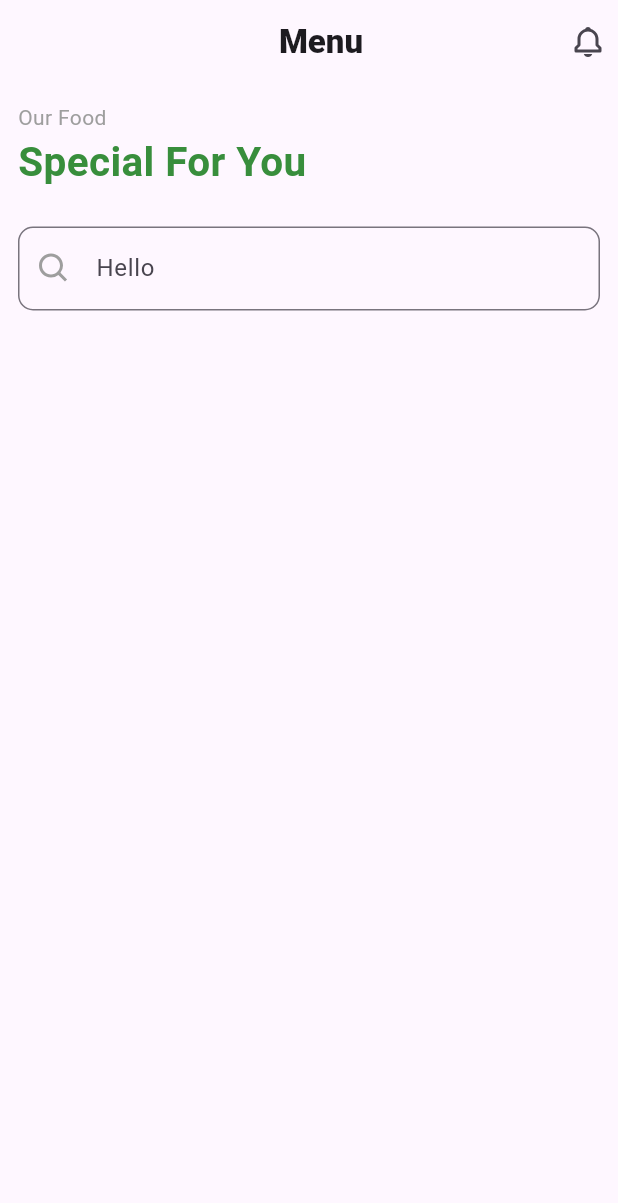
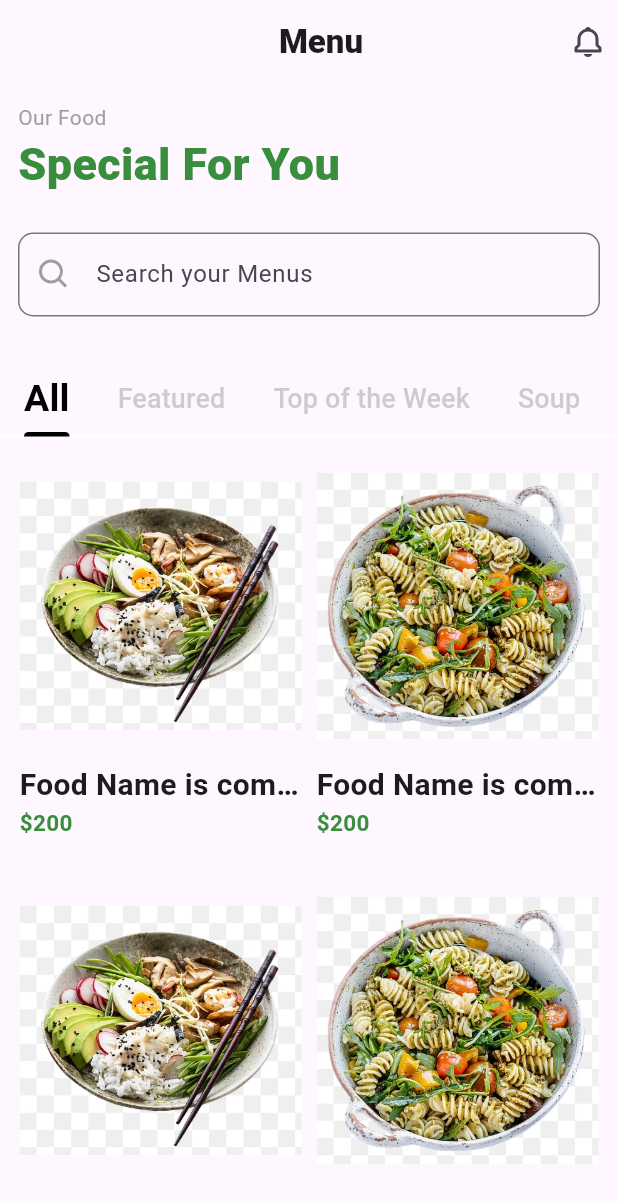
Before and after one commit to projecthanif/kupa_app_flutter, a Flutter app: the MenuPage screen opened directly, on a phone screen of 412 x 824 dp. Shown: the top 1203 px of the screen. Run offline on Flutter 3.47's test engine with Material 3 defaults, Android fonts, the phone set to English and light mode, and no system bars; our stand-ins replace flutter_boxicons, flutter_otp_text_field; statements that could not run were skipped.

Commit message:
made some progress

```diff
--- a/lib/components/AppBoldTxt.dart
+++ b/lib/components/AppBoldTxt.dart
@@ -3,19 +3,25 @@
 import 'package:flutter/material.dart';
 
 class AppBoldTxt extends StatelessWidget {
-  AppBoldTxt({super.key, required this.txt, this.isAlign, this.txtSize = 35});
+  AppBoldTxt(
+      {super.key,
+      required this.txt,
+      this.isAlign,
+      this.txtSize = 35,
+      this.color});
   final String txt;
   final bool? isAlign;
-  double? txtSize;
+  final double? txtSize;
+  final Color? color;
 
   @override
   Widget build(BuildContext context) {
     return Text(
       txt,
       style: TextStyle(
-        fontSize: txtSize,
-        fontWeight: FontWeight.w800,
-      ),
+          fontSize: txtSize,
+          fontWeight: FontWeight.w800,
+          color: (color != null) ? color : null),
       textAlign: isAlign != null ? TextAlign.center : null,
     );
   }
--- /dev/null
+++ b/lib/components/card.dart
@@ -0,0 +1,63 @@
+import 'package:flutter/material.dart';
+
+class AppCard extends StatelessWidget {
+  AppCard({required this.cardInfo});
+
+  final List<Map> cardInfo;
+  // final int length;
+  // final String imageLink;
+  // final String foodName;
+  // final String price;
+
+  @override
+  Widget build(BuildContext context) {
+    return Padding(
+      padding: const EdgeInsets.all(8.0),
+      child: GridView.builder(
+        itemCount: cardInfo.length,
+        gridDelegate: const SliverGridDelegateWithFixedCrossAxisCount(
+          crossAxisCount: 2,
+          childAspectRatio: 0.7,
+        ),
+        itemBuilder: (context, index) {
+          return Container(
+            margin: const EdgeInsets.all(5),
+            // color: Colors.red,
+            child: Column(
+              crossAxisAlignment: CrossAxisAlignment.start,
+              children: [
+                ClipRRect(
+                  borderRadius: BorderRadius.circular(10),
+                  child: Image.asset(
+                    'images/${cardInfo[index]['imageLink']}',
+                    height: 200,
+                  ),
+                ),
+                Container(
+                  width: 200,
+                  padding: const EdgeInsets.only(top: 5),
+                  child: Text(
+                    cardInfo[index]['foodName'],
+                    style: const TextStyle(
+                      fontSize: 20,
+                      fontWeight: FontWeight.bold,
+                    ),
+                    overflow: TextOverflow.ellipsis,
+                  ),
+                ),
+                Text(
+                  "\$${cardInfo[index]['price']}",
+                  style: TextStyle(
+                    color: Colors.green[700],
+                    fontSize: 15,
+                    fontWeight: FontWeight.bold,
+                  ),
+                ),
+              ],
+            ),
+          );
+        },
+      ),
+    );
+  }
+}
--- /dev/null
+++ b/lib/model/all_food_category.dart
@@ -0,0 +1,22 @@
+final List listTabView = [
+  {
+    'imageLink': 'pic2.png',
+    'foodName': 'Food Name is coming soon',
+    'price': '200',
+  },
+  {
+    'imageLink': 'pic3.png',
+    'foodName': 'Food Name is coming soon',
+    'price': '200',
+  },
+  {
+    'imageLink': 'pic2.png',
+    'foodName': 'Food Name is coming soon',
+    'price': '200',
+  },
+  {
+    'imageLink': 'pic3.png',
+    'foodName': 'Food Name is coming soon',
+    'price': '200',
+  },
+];
--- /dev/null
+++ b/lib/model/tabs.dart
@@ -0,0 +1,13 @@
+import 'package:flutter/material.dart';
+
+class AppTabs extends Tab {
+  const AppTabs({super.key});
+
+  static List<Tab> tabs = const [
+    Tab(text: "All"),
+    Tab(text: "Featured"),
+    Tab(text: "Top of the Week"),
+    Tab(text: "Soup"),
+    Tab(text: "Sauce"),
+  ];
+}
--- a/lib/pages/auth/auth_signup_page.dart
+++ b/lib/pages/auth/auth_signup_page.dart
@@ -68,9 +68,9 @@ class SignUpPage extends StatelessWidget {
               SizedBox(
                 height: 20.0,
               ),
-              MyButton(
+              AppButton(
                 txt: "Register",
-                onPressed: () {
+                onTap: () {
                   Navigator.push(
                     context,
                     MaterialPageRoute(
--- a/lib/pages/auth/auth_verify_page.dart
+++ b/lib/pages/auth/auth_verify_page.dart
@@ -78,9 +78,9 @@ class EmailVerifyPage extends StatelessWidget {
               SizedBox(
                 height: 20.0,
               ),
-              MyButton(
+              AppButton(
                 txt: 'Continue',
-                onPressed: () {
+                onTap: () {
                   Navigator.push(
                     context,
                     MaterialPageRoute(
--- a/lib/pages/menu_page.dart
+++ b/lib/pages/menu_page.dart
@@ -2,14 +2,24 @@
 
 import 'package:flutter/material.dart';
 import 'package:flutter_boxicons/flutter_boxicons.dart';
+import 'package:kupa_app/components/appboldtxt.dart';
+import 'package:kupa_app/components/card.dart';
+import 'package:kupa_app/model/all_food_category.dart';
+import 'package:kupa_app/model/tabs.dart';
 
-class MenuPage extends StatelessWidget {
+class MenuPage extends StatefulWidget {
   const MenuPage({super.key});
 
-  // int _selectedIndex = 0;
+  @override
+  State<MenuPage> createState() => _MenuPageState();
+}
 
+class _MenuPageState extends State<MenuPage> with TickerProviderStateMixin {
   @override
   Widget build(BuildContext context) {
+    TabController _tabController =
+        TabController(length: AppTabs.tabs.length, vsync: this);
+
     return Scaffold(
       appBar: AppBar(
         leading: Text(""),
@@ -26,7 +36,8 @@ class MenuPage extends StatelessWidget {
           ),
         ],
       ),
-      body: Column(
+      body: SingleChildScrollView(
+        child: Column(
           crossAxisAlignment: CrossAxisAlignment.start,
           children: [
             Padding(
@@ -38,14 +49,11 @@ class MenuPage extends StatelessWidget {
                     "Our Food",
                     style: TextStyle(color: Colors.grey),
                   ),
-                Text(
-                  "Special For You",
-                  style: TextStyle(
+                  AppBoldTxt(
+                    txt: "Special For You",
+                    txtSize: 30,
                     color: Colors.green[700],
-                    fontSize: 27,
-                    fontWeight: FontWeight.bold,
-                  ),
-                ),
+                  )
                 ],
               ),
             ),
@@ -56,7 +64,7 @@ class MenuPage extends StatelessWidget {
                   border: OutlineInputBorder(
                     borderRadius: BorderRadius.circular(10),
                   ),
-                hintText: "Hello",
+                  hintText: "Search your Menus",
                   prefixIcon: Icon(
                     Boxicons.bx_search,
                     color: Colors.grey,
@@ -64,17 +72,74 @@ class MenuPage extends StatelessWidget {
                 ),
               ),
             ),
-          // NavigationBar(
-          //   destinations: [
-          //     Text("All"),
-          //     Text("All"),
-          //   ],
-          //   selectedIndex: _selectedIndex,
-          //   onDestinationSelected: (value) => _selectedIndex,
-          //   height: 30,
-          // ),
+            SizedBox(height: 20),
+            Container(
+              child: Align(
+                alignment: Alignment.centerLeft,
+                child: TabBar(
+                  controller: _tabController,
+                  isScrollable: true,
+                  tabAlignment: TabAlignment.start,
+                  dividerColor: Colors.white,
+                  labelColor: Colors.black,
+                  unselectedLabelStyle: TextStyle(fontSize: 18),
+                  unselectedLabelColor: Colors.grey.withOpacity(0.5),
+                  labelStyle:
+                      TextStyle(fontSize: 25, fontWeight: FontWeight.bold),
+                  indicatorColor: Colors.black,
+                  // indicator: LineIndicator(color: Colors.black),
+                  tabs: [...AppTabs.tabs],
+                ),
+              ),
+            ),
+            Container(
+              // padding: EdgeInsets.all(10),
+              width: double.maxFinite,
+              height: 500,
+              child: TabBarView(
+                controller: _tabController,
+                children: [
+                  AppCard(
+                    cardInfo: [...listTabView],
+                  ),
+                  Text("Hi"),
+                  Text("Hi"),
+                  Text("Hi"),
+                  Text("Hi"),
                 ],
+              ),
+            )
+          ],
+        ),
       ),
     );
   }
 }
+
+// class LineIndicator extends Decoration {
+//   final Color color;
+//   const LineIndicator({required this.color});
+//   @override
+//   BoxPainter createBoxPainter([VoidCallback? onChanged]) {
+//     return _LinePainter(color: color);
+//   }
+// }
+
+// class _LinePainter extends BoxPainter {
+//   final Color color;
+//   const _LinePainter({required this.color});
+//   @override
+//   void paint(Canvas canvas, Offset offset, ImageConfiguration configuration) {
+//     Offset offset = Offset(
+//       configuration.size!.width / 2,
+//       configuration.size!.height / 2,
+//     );
+//     Offset offset2 = Offset(
+//       configuration.size!.width / 2,
+//       configuration.size!.height / 2,
+//     );
+//     Paint _paint = Paint();
+//     _paint.color = color;
+//     canvas.drawLine(offset, offset2, _paint);
+//   }
+// }
--- a/lib/pages/splash/congrat_page.dart
+++ b/lib/pages/splash/congrat_page.dart
@@ -21,9 +21,9 @@ class CongratPage extends StatelessWidget {
             SizedBox(height: 50.0),
             Padding(
               padding: const EdgeInsets.all(10.0),
-              child: MyButton(
+              child: AppButton(
                 txt: 'Get Started',
-                onPressed: () {
+                onTap: () {
                   Navigator.push(
                     context,
                     MaterialPageRoute(builder: (context) => MainPage()),
```
Also changed, not shown: lib/components/button.dart (+51 -13 lines), lib/pages/auth/auth_login_page.dart (+12 -18 lines), lib/pages/splash/second_splash_page.dart (+14 -3 lines). Lines whose indentation alone changed are shown as unchanged.
